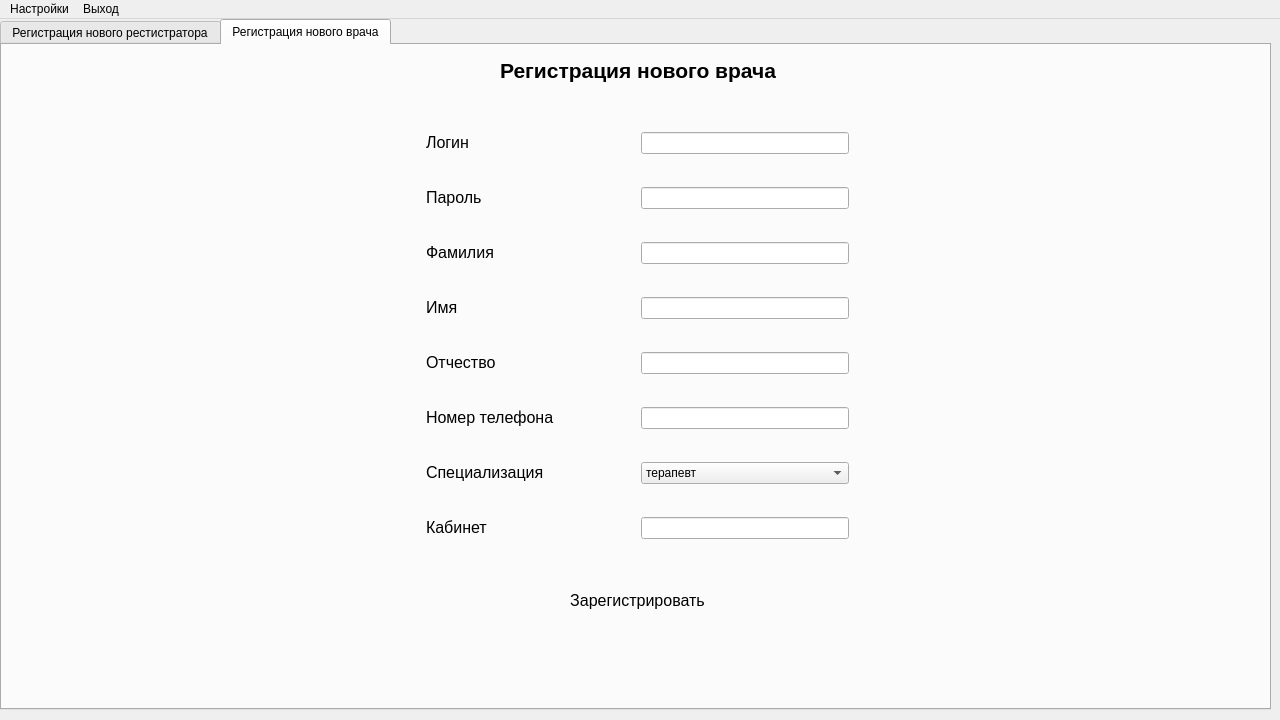
The window that 6th-semester/software-architecture/src/View/ApplicationViewUi.ui (theseChains/uni-assignments) describes before a commit, drawn with Qt 5.
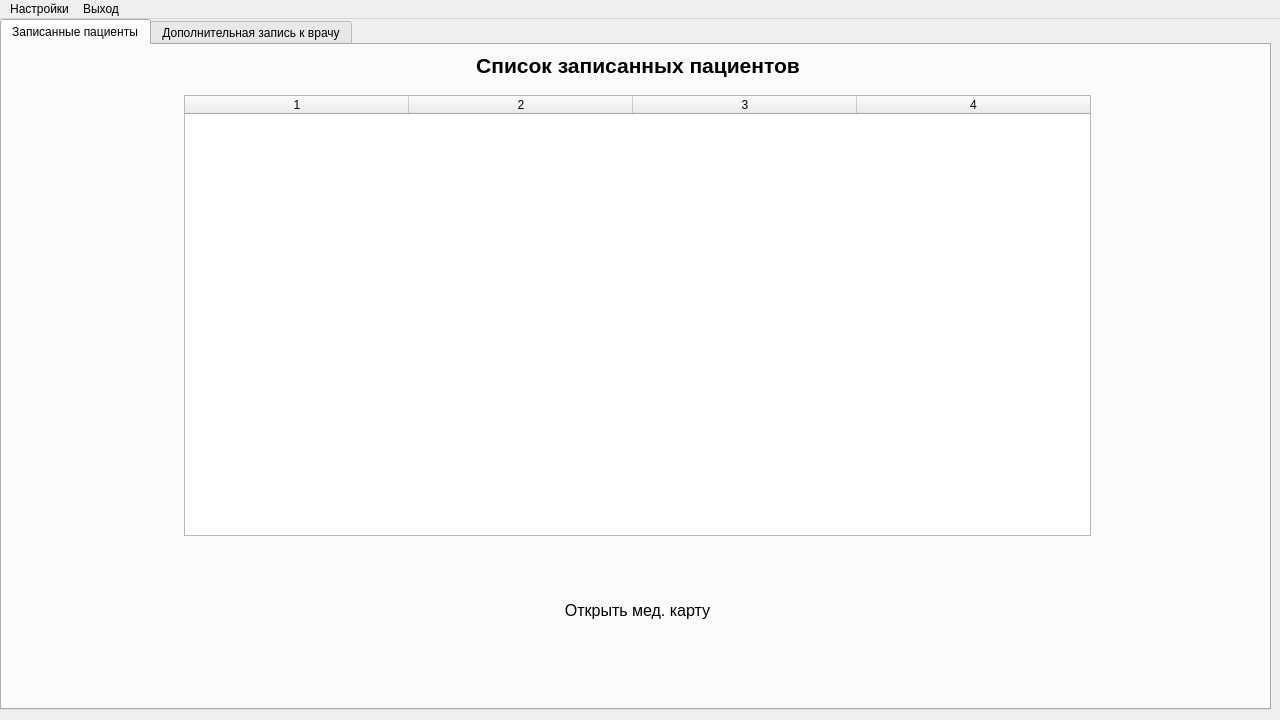
The same window after the commit. The open tabs and pages were chosen to show the change.

Commit message: Add a page to view appointed clients

```diff
--- a/6th-semester/software-architecture/src/View/ApplicationViewUi.ui
+++ b/6th-semester/software-architecture/src/View/ApplicationViewUi.ui
@@ -24,7 +24,7 @@
      </rect>
     </property>
     <property name="currentIndex">
-     <number>2</number>
+     <number>3</number>
     </property>
     <widget class="QWidget" name="LoginPage">
      <widget class="QWidget" name="verticalLayoutWidget">
@@ -3504,6 +3504,273 @@
       </widget>
      </widget>
     </widget>
+    <widget class="QWidget" name="DoctorPage">
+     <widget class="QTabWidget" name="tabWidget">
+      <property name="geometry">
+       <rect>
+        <x>0</x>
+        <y>0</y>
+        <width>1271</width>
+        <height>691</height>
+       </rect>
+      </property>
+      <property name="currentIndex">
+       <number>0</number>
+      </property>
+      <widget class="QWidget" name="tab_5">
+       <attribute name="title">
+        <string>Записанные пациенты</string>
+       </attribute>
+       <widget class="QStackedWidget" name="DoctorStackedWidget">
+        <property name="geometry">
+         <rect>
+          <x>0</x>
+          <y>0</y>
+          <width>1271</width>
+          <height>661</height>
+         </rect>
+        </property>
+        <property name="currentIndex">
+         <number>1</number>
+        </property>
+        <widget class="QWidget" name="ListOfAppointedClientsPage">
+         <widget class="QWidget" name="horizontalLayoutWidget_36">
+          <property name="geometry">
+           <rect>
+            <x>0</x>
+            <y>50</y>
+            <width>1271</width>
+            <height>441</height>
+           </rect>
+          </property>
+          <layout class="QHBoxLayout" name="horizontalLayout_123" stretch="2,10,2">
+           <item>
+            <spacer name="horizontalSpacer_77">
+             <property name="orientation">
+              <enum>Qt::Horizontal</enum>
+             </property>
+             <property name="sizeHint" stdset="0">
+              <size>
+               <width>40</width>
+               <height>20</height>
+              </size>
+             </property>
+            </spacer>
+           </item>
+           <item>
+            <widget class="QTableWidget" name="FoundClientsTable_3">
+             <property name="sizePolicy">
+              <sizepolicy hsizetype="Expanding" vsizetype="Expanding">
+               <horstretch>0</horstretch>
+               <verstretch>0</verstretch>
+              </sizepolicy>
+             </property>
+             <property name="horizontalScrollBarPolicy">
+              <enum>Qt::ScrollBarAlwaysOff</enum>
+             </property>
+             <property name="sizeAdjustPolicy">
+              <enum>QAbstractScrollArea::AdjustIgnored</enum>
+             </property>
+             <property name="columnCount">
+              <number>4</number>
+             </property>
+             <attribute name="horizontalHeaderMinimumSectionSize">
+              <number>40</number>
+             </attribute>
+             <attribute name="horizontalHeaderDefaultSectionSize">
+              <number>224</number>
+             </attribute>
+             <attribute name="horizontalHeaderStretchLastSection">
+              <bool>true</bool>
+             </attribute>
+             <attribute name="verticalHeaderVisible">
+              <bool>false</bool>
+             </attribute>
+             <attribute name="verticalHeaderDefaultSectionSize">
+              <number>40</number>
+             </attribute>
+             <column/>
+             <column/>
+             <column/>
+             <column/>
+            </widget>
+           </item>
+           <item>
+            <spacer name="horizontalSpacer_78">
+             <property name="orientation">
+              <enum>Qt::Horizontal</enum>
+             </property>
+             <property name="sizeHint" stdset="0">
+              <size>
+               <width>40</width>
+               <height>20</height>
+              </size>
+             </property>
+            </spacer>
+           </item>
+          </layout>
+         </widget>
+         <widget class="QWidget" name="horizontalLayoutWidget_37">
+          <property name="geometry">
+           <rect>
+            <x>190</x>
+            <y>540</y>
+            <width>891</width>
+            <height>51</height>
+           </rect>
+          </property>
+          <layout class="QHBoxLayout" name="horizontalLayout_124" stretch="8,4,8">
+           <item>
+            <spacer name="horizontalSpacer_79">
+             <property name="orientation">
+              <enum>Qt::Horizontal</enum>
+             </property>
+             <property name="sizeHint" stdset="0">
+              <size>
+               <width>40</width>
+               <height>20</height>
+              </size>
+             </property>
+            </spacer>
+           </item>
+           <item>
+            <widget class="QPushButton" name="OpenOutpatientCardButton">
+             <property name="sizePolicy">
+              <sizepolicy hsizetype="Minimum" vsizetype="Preferred">
+               <horstretch>0</horstretch>
+               <verstretch>0</verstretch>
+              </sizepolicy>
+             </property>
+             <property name="font">
+              <font>
+               <pointsize>12</pointsize>
+              </font>
+             </property>
+             <property name="styleSheet">
+              <string notr="true">border-radius: 25px;</string>
+             </property>
+             <property name="text">
+              <string>Открыть мед. карту</string>
+             </property>
+            </widget>
+           </item>
+           <item>
+            <spacer name="horizontalSpacer_80">
+             <property name="orientation">
+              <enum>Qt::Horizontal</enum>
+             </property>
+             <property name="sizeHint" stdset="0">
+              <size>
+               <width>40</width>
+               <height>20</height>
+              </size>
+             </property>
+            </spacer>
+           </item>
+          </layout>
+         </widget>
+         <widget class="QWidget" name="horizontalLayoutWidget_38">
+          <property name="geometry">
+           <rect>
+            <x>0</x>
+            <y>0</y>
+            <width>1271</width>
+            <height>41</height>
+           </rect>
+          </property>
+          <layout class="QHBoxLayout" name="horizontalLayout_152">
+           <item>
+            <spacer name="horizontalSpacer_81">
+             <property name="orientation">
+              <enum>Qt::Horizontal</enum>
+             </property>
+             <property name="sizeHint" stdset="0">
+              <size>
+               <width>40</width>
+               <height>20</height>
+              </size>
+             </property>
+            </spacer>
+           </item>
+           <item>
+            <widget class="QLabel" name="label_101">
+             <property name="text">
+              <string>&lt;html&gt;&lt;head/&gt;&lt;body&gt;&lt;p align=&quot;center&quot;&gt;&lt;span style=&quot; font-size:16pt; font-weight:600;&quot;&gt;Список записанных пациентов&lt;/span&gt;&lt;/p&gt;&lt;/body&gt;&lt;/html&gt;</string>
+             </property>
+            </widget>
+           </item>
+           <item>
+            <spacer name="horizontalSpacer_82">
+             <property name="orientation">
+              <enum>Qt::Horizontal</enum>
+             </property>
+             <property name="sizeHint" stdset="0">
+              <size>
+               <width>40</width>
+               <height>20</height>
+              </size>
+             </property>
+            </spacer>
+           </item>
+          </layout>
+         </widget>
+        </widget>
+        <widget class="QWidget" name="OutpatientCardPage">
+         <widget class="QWidget" name="horizontalLayoutWidget_39">
+          <property name="geometry">
+           <rect>
+            <x>0</x>
+            <y>0</y>
+            <width>1271</width>
+            <height>41</height>
+           </rect>
+          </property>
+          <layout class="QHBoxLayout" name="horizontalLayout_153">
+           <item>
+            <spacer name="horizontalSpacer_83">
+             <property name="orientation">
+              <enum>Qt::Horizontal</enum>
+             </property>
+             <property name="sizeHint" stdset="0">
+              <size>
+               <width>40</width>
+               <height>20</height>
+              </size>
+             </property>
+            </spacer>
+           </item>
+           <item>
+            <widget class="QLabel" name="label_102">
+             <property name="text">
+              <string>&lt;html&gt;&lt;head/&gt;&lt;body&gt;&lt;p align=&quot;center&quot;&gt;&lt;span style=&quot; font-size:16pt; font-weight:600;&quot;&gt;Амбулаторная карта пациента&lt;/span&gt;&lt;/p&gt;&lt;/body&gt;&lt;/html&gt;</string>
+             </property>
+            </widget>
+           </item>
+           <item>
+            <spacer name="horizontalSpacer_84">
+             <property name="orientation">
+              <enum>Qt::Horizontal</enum>
+             </property>
+             <property name="sizeHint" stdset="0">
+              <size>
+               <width>40</width>
+               <height>20</height>
+              </size>
+             </property>
+            </spacer>
+           </item>
+          </layout>
+         </widget>
+        </widget>
+       </widget>
+      </widget>
+      <widget class="QWidget" name="tab_6">
+       <attribute name="title">
+        <string>Дополнительная запись к врачу</string>
+       </attribute>
+      </widget>
+     </widget>
+    </widget>
    </widget>
   </widget>
   <widget class="QMenuBar" name="menuBar">
```
Left out of the diff: 6 changed lines with no effect on the pictures. The commit also changes 3 other files.
